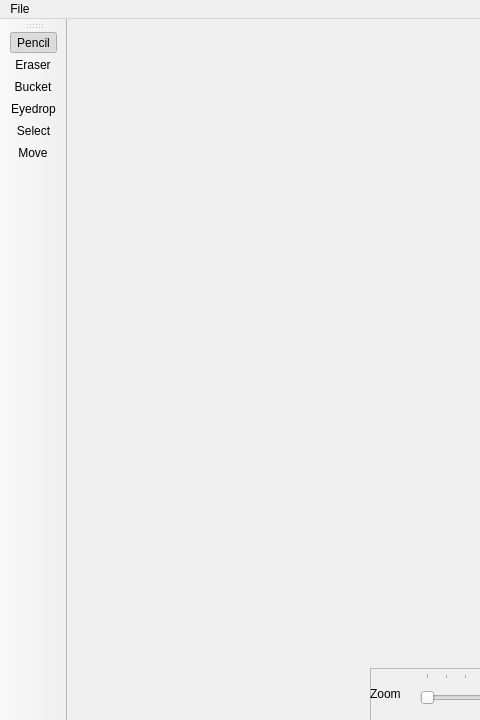
The window that view.ui (Kalean75/Sprite_Editor) describes before a commit, drawn with Qt 5; both pictures show x 0 to 480 and y 0 to 720 of the 1280 by 720 pixel window.
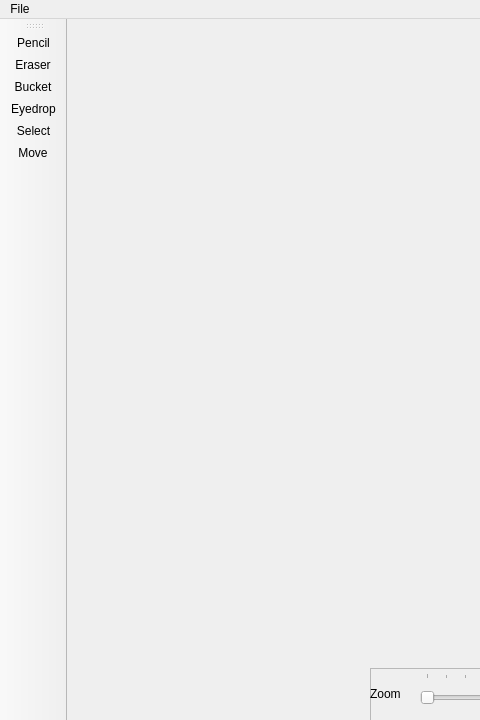
The same window after the commit. Icons and pictures are not drawn.

What changed in the file:
```diff
--- a/view.ui
+++ b/view.ui
@@ -416,7 +416,7 @@
     <bool>true</bool>
    </property>
    <property name="checked">
-    <bool>true</bool>
+    <bool>false</bool>
    </property>
    <property name="icon">
     <iconset resource="res.qrc">
```
